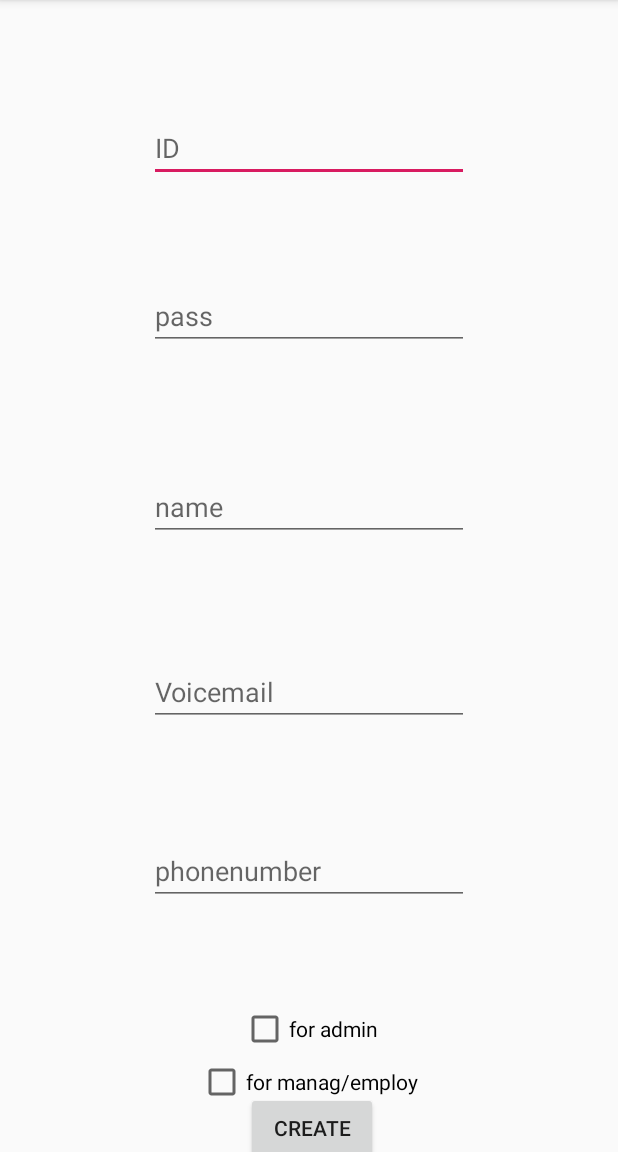
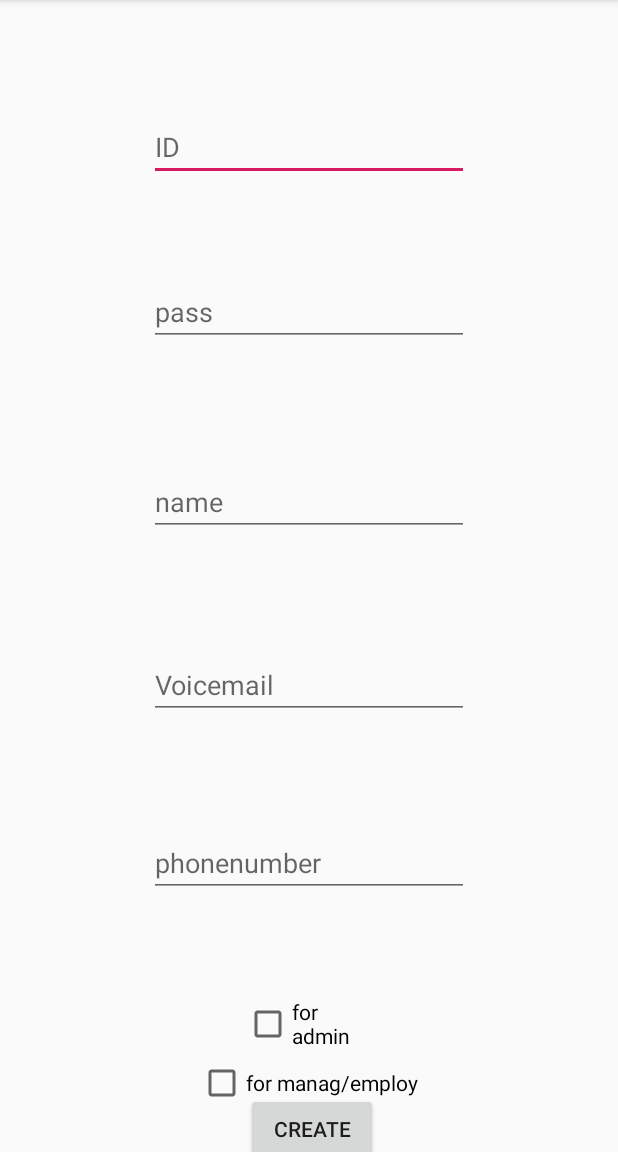
Before and after one commit to tammapon/warehouse, an Android app: the page_register screen opened directly, with no data from a screen before it, on a phone screen of 412 x 824 dp, the part 84-1236 px from its top. Run offline under Robolectric (Android 15) with nearby library versions, the phone set to English and light mode, and no system bars.

Commit message:
add (No All function database) -page_login + access -page_register + ui -page_admin -page_employee -page_manager #napat

```diff
--- a/app/src/main/java/com/example/test4/page_register.java
+++ b/app/src/main/java/com/example/test4/page_register.java
@@ -6,8 +6,12 @@ import android.content.Intent;
 import android.os.Bundle;
 import android.view.View;
 import android.widget.Button;
+import android.widget.CheckBox;
+import android.widget.EditText;
 
 public class page_register extends AppCompatActivity {
+    CheckBox checkbox_A,checkbox_ME;
+    EditText id_regis,pass_regis,name_regis,mail_regis,phone_regis;
     Button create_register;
 
     @Override
@@ -16,10 +20,18 @@ public class page_register extends AppCompatActivity {
         setContentView(R.layout.activity_page_register);
 
         create_register=(Button)findViewById(R.id.button_create_regis);
+        checkbox_A=(CheckBox)findViewById(R.id.checkBox_admin);
+        checkbox_ME=(CheckBox)findViewById(R.id.checkBox_manager_employee);
+        id_regis=(EditText)findViewById(R.id.id_regis);
+        pass_regis=(EditText)findViewById(R.id.pass_regis);
+        name_regis=(EditText)findViewById(R.id.name_regis);
+        mail_regis=(EditText)findViewById(R.id.mail_regis);
+        phone_regis=(EditText)findViewById(R.id.phone_regis);
 
         create_register.setOnClickListener(new View.OnClickListener() {
             @Override
             public void onClick(View v) {
+                //send data to datbase
                 startActivity(new Intent(page_register.this,page_login.class));
             }
         });
--- a/app/src/main/res/layout/activity_page_register.xml
+++ b/app/src/main/res/layout/activity_page_register.xml
@@ -79,8 +79,8 @@
 
     <CheckBox
         android:id="@+id/checkBox_admin"
-        android:layout_width="wrap_content"
-        android:layout_height="wrap_content"
+        android:layout_width="87dp"
+        android:layout_height="40dp"
         android:text="@string/for_admin"
         app:layout_constraintBottom_toBottomOf="parent"
         app:layout_constraintEnd_toEndOf="parent"
```
Also changed, not shown: app/src/main/java/com/example/test4/page_login.java (+2 -5 lines).
